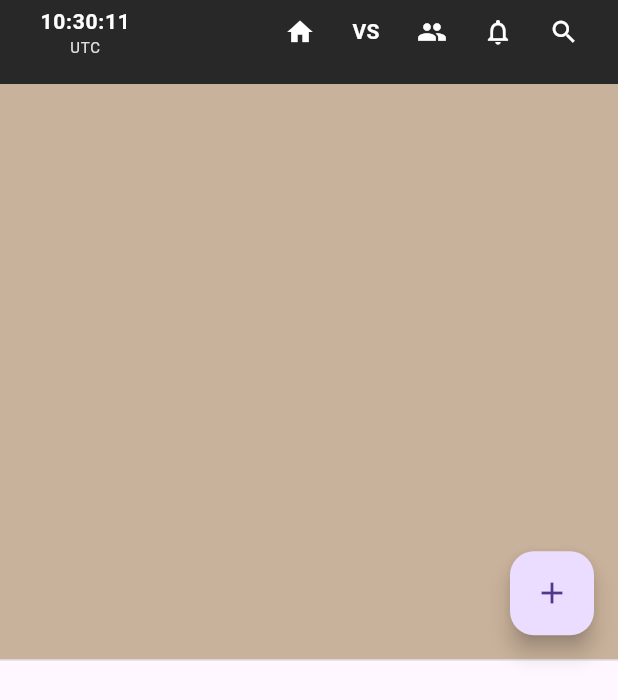
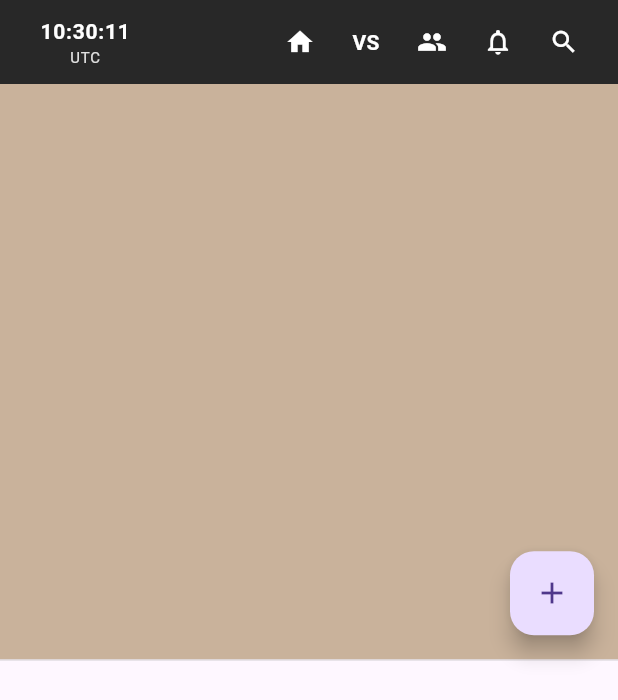
Before and after one commit to pablosanderman/cross_platform_development, a Flutter app: the screen it shows after launch, after a tap on the "home" icon, after a tap on "VS", after a tap on the "group" icon, on a phone screen of 412 x 824 dp. Shown: the top 700 px of the screen. Run offline on Flutter 3.47's test engine with Material 3 defaults, Android fonts, the phone set to English and light mode, and no system bars; our stand-ins replace bloc, equatable, flutter_bloc, flutter_map, latlong2, shared_preferences; missing offline and left inert: bitsdojo_window; accounts and stored records are empty; statements that could not run were skipped.

Commit message:
some improvements

```diff
--- a/lib/groups/view/groups_page.dart
+++ b/lib/groups/view/groups_page.dart
@@ -1,7 +1,6 @@
 import 'package:flutter/material.dart';
 import 'package:cross_platform_development/groups/groups.dart';
 import 'package:flutter_bloc/flutter_bloc.dart';
-
 
 class GroupsPage extends StatelessWidget {
   const GroupsPage({super.key});
--- a/lib/navigation/nav_item/cubit/nav_item_cubit.dart
+++ b/lib/navigation/nav_item/cubit/nav_item_cubit.dart
@@ -1,5 +1,6 @@
 import 'package:cross_platform_development/timeline_and_map_view.dart';
 import 'package:cross_platform_development/groups/groups.dart';
+import 'package:cross_platform_development/search/search.dart';
 import 'package:flutter/material.dart';
 import 'package:flutter_bloc/flutter_bloc.dart';
 
@@ -25,7 +26,7 @@ class NavItemsCubit extends Cubit<NavItemsState> {
     ),
     NavItem(label: 'Group', page: GroupsPage(), pageIndex: 2),
     NavItem(label: 'Notifications', page: Container(), pageIndex: 3),
-    NavItem(label: 'History', page: Container(), pageIndex: 4),
+    NavItem(label: 'Search', page: SearchPage(), pageIndex: 4),
   ];
 
   void addNavItem(NavItem item) {
--- a/lib/navigation/view/mobile_navigation_bar.dart
+++ b/lib/navigation/view/mobile_navigation_bar.dart
@@ -32,8 +32,10 @@ class _MobileNavigationBarState extends State<MobileNavigationBar> {
           padding: const EdgeInsets.symmetric(horizontal: 16.0),
           child: Stack(
             children: [
-              Row(
-                children: [
+              Align(
+                alignment: Alignment.center,
+                child: Row(
+                  children: [
                   // Left: UTC Clock only
                   BlocProvider(
                     create: (_) => UtcTimeCubit(),
@@ -91,6 +93,7 @@ class _MobileNavigationBarState extends State<MobileNavigationBar> {
                     ),
                   ),
                 ],
+                ),
               ),
 
               // Search overlay
--- a/lib/search/search.dart
+++ b/lib/search/search.dart
@@ -2,3 +2,4 @@ export 'bloc/generic_search_bloc.dart';
 export 'bloc/generic_search_event.dart';
 export 'bloc/generic_search_state.dart';
 export 'view/event_search_view.dart';
+export 'view/search_page.dart';
```
Also changed, not shown: lib/search/view/search_page.dart (added, +41 -0 lines).
